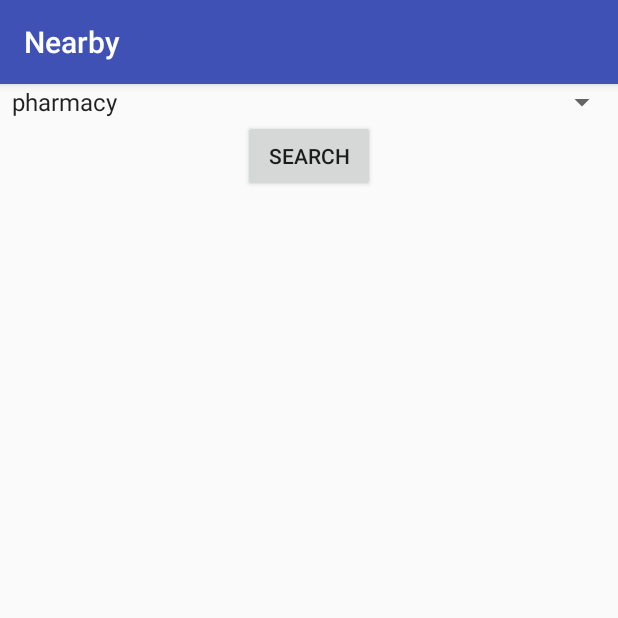
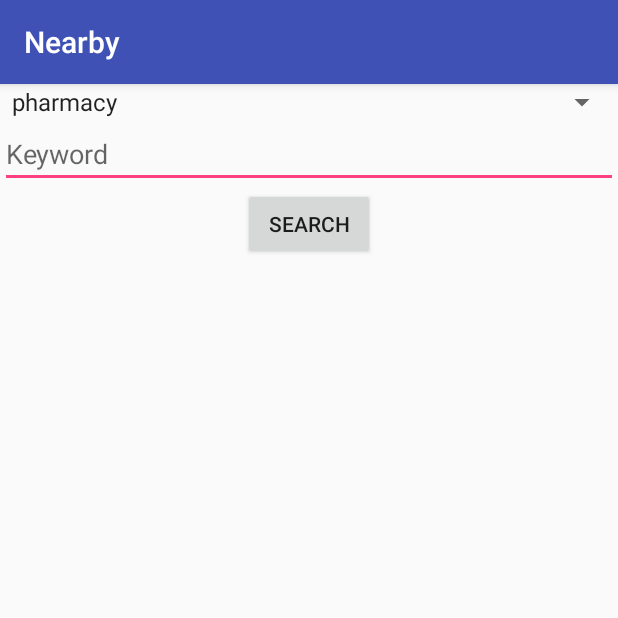
Before and after one commit to kangondiaravind/nearby, an Android app: the screen it shows after launch (MainActivity), after a tap on "SEARCH", on a phone screen of 412 x 824 dp, the top half of it. Run offline under Robolectric (Android 15) with nearby library versions, the phone set to English and light mode, and no system bars.

```diff
--- a/app/src/main/java/nearby/aravind/nearby/MainActivity.java
+++ b/app/src/main/java/nearby/aravind/nearby/MainActivity.java
@@ -6,8 +6,10 @@ import android.util.Log;
 import android.view.View;
 import android.widget.ArrayAdapter;
 import android.widget.Button;
+import android.widget.EditText;
 import android.widget.ListView;
 import android.widget.Spinner;
+import android.widget.TextView;
 
 import com.google.gson.Gson;
 
@@ -22,17 +24,26 @@ import retrofit2.converter.gson.GsonConverterFactory;
 public class MainActivity extends AppCompatActivity {
 
     private ListView resultList;
+    String searchType;
+    Double searchRadius;
+    String searchLocation;
+    String searchKeyword;
+    String apiKey;
+    Spinner selectPlace;
+    EditText keyword;
 
     @Override
     protected void onCreate(Bundle savedInstanceState) {
         super.onCreate(savedInstanceState);
         setContentView(R.layout.activity_main);
         Button search = (Button) findViewById(R.id.btn_search);
+        keyword = (EditText) findViewById(R.id.tv_keyword);
         resultList = (ListView) findViewById(R.id.lv_result);
-        Spinner selectplace = (Spinner) findViewById(R.id.sp_search);
+        selectPlace = (Spinner) findViewById(R.id.sp_search);
         ArrayAdapter adapter = ArrayAdapter.createFromResource(this, R.array.supported_places, android.R.layout.simple_spinner_item);
         adapter.setDropDownViewResource(android.R.layout.simple_spinner_dropdown_item);
-        selectplace.setAdapter(adapter);
+        selectPlace.setAdapter(adapter);
+
         search.setOnClickListener(new View.OnClickListener() {
             @Override
             public void onClick(View v) {
@@ -42,13 +53,21 @@ public class MainActivity extends AppCompatActivity {
     }
 
     private void fetchResult() {
+
+        searchKeyword = keyword.getText().toString().trim();
+        searchLocation = "-33.8670522,151.1957362";
+        searchRadius = 500.0;
+        searchType = selectPlace.getSelectedItem().toString();
+        apiKey = getString(R.string.api_key);
+
+
         Retrofit retrofit = new Retrofit.Builder()
                 .baseUrl("https://maps.googleapis.com/")
                 .addConverterFactory(GsonConverterFactory.create())
                 .build();
 
         PlacesAPI service = retrofit.create(PlacesAPI.class);
-        Call<Places> call = service.getPlaces();
+        Call<Places> call = service.getPlaces(searchLocation, searchRadius, searchType, searchKeyword, apiKey);
         call.enqueue(new Callback<Places>() {
             @Override
             public void onResponse(Call<Places> call, Response<Places> response) {
--- a/app/src/main/java/nearby/aravind/nearby/PlacesAPI.java
+++ b/app/src/main/java/nearby/aravind/nearby/PlacesAPI.java
@@ -4,11 +4,17 @@ import nearby.aravind.nearby.model.Places;
 import retrofit2.Call;
 import retrofit2.http.GET;
 import retrofit2.http.Path;
+import retrofit2.http.Query;
 
 public interface PlacesAPI {
 
-    String endurl = "maps/api/place/nearbysearch/json?location=-33.8670522,151.1957362&radius=500&types=food&name=harbour&key=AIzaSyDvT2mQtjo-XuAiBT5EuIyXxLtcQYmB59M";
+    String endurl = "maps/api/place/nearbysearch/json";
 
     @GET(endurl)
-    Call<Places> getPlaces();
+    Call<Places> getPlaces(
+            @Query("location") String location,
+            @Query("radius") Double radius,
+            @Query("types") String types,
+            @Query("name") String name,
+            @Query("key") String key);
 }
--- a/app/src/main/res/layout/activity_main.xml
+++ b/app/src/main/res/layout/activity_main.xml
@@ -11,11 +11,18 @@
         android:layout_width="match_parent"
         android:layout_height="wrap_content" />
 
+    <EditText
+        android:id="@+id/tv_keyword"
+        android:layout_width="match_parent"
+        android:layout_height="wrap_content"
+        android:layout_below="@+id/sp_search"
+        android:hint="Keyword"/>
+
     <Button
         android:id="@+id/btn_search"
         android:layout_width="wrap_content"
         android:layout_height="wrap_content"
-        android:layout_below="@+id/sp_search"
+        android:layout_below="@+id/tv_keyword"
         android:layout_centerHorizontal="true"
         android:text="Search" />
 
@@ -23,6 +30,7 @@
         android:id="@+id/lv_result"
         android:layout_width="match_parent"
         android:layout_height="wrap_content"
-        android:layout_below="@+id/btn_search" />
+        android:layout_below="@+id/btn_search"
+        tools:listitem="@layout/custom_list_view"/>
 
 </RelativeLayout>
--- a/app/src/main/res/values/strings.xml
+++ b/app/src/main/res/values/strings.xml
@@ -1,5 +1,6 @@
 <resources>
     <string name="app_name">Nearby</string>
+    <string name="api_key">AIzaSyDvT2mQtjo-XuAiBT5EuIyXxLtcQYmB59M</string>
 
     <string-array name="supported_places">
         <item>pharmacy</item>
```
